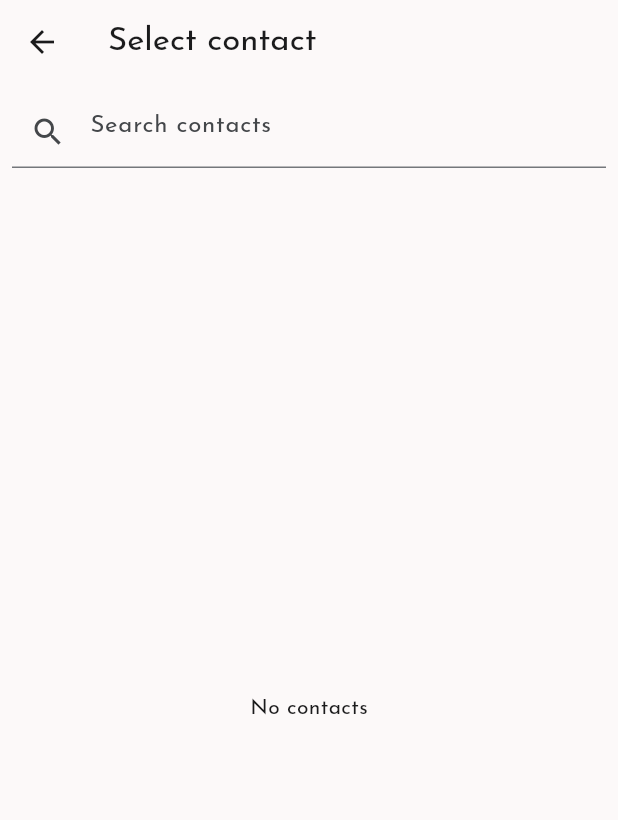
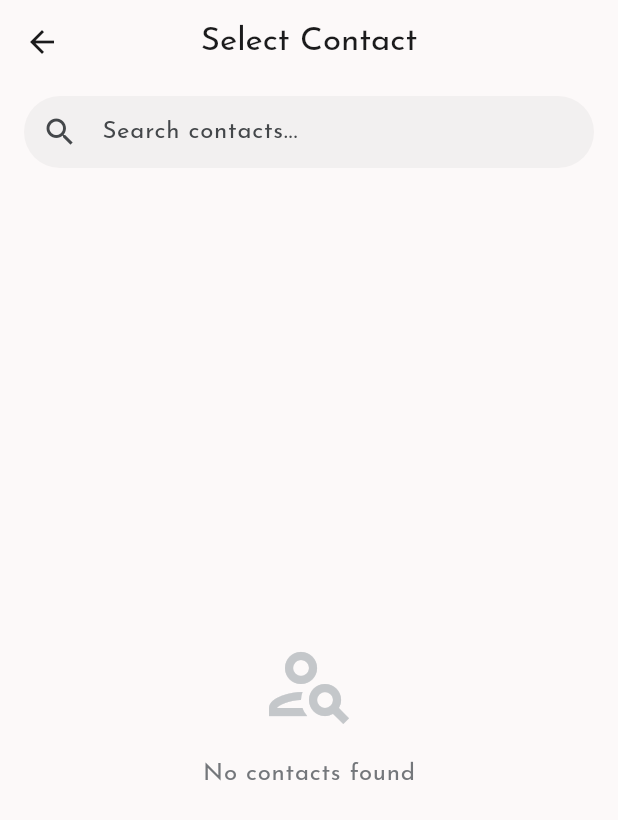
Before and after one commit to bsharma06/udhari, a Flutter app: the ContactPickerScreen screen opened directly, on a phone screen of 412 x 824 dp. Shown: the top 820 px of the screen. Run offline on Flutter 3.47's test engine with Material 3 defaults, Android fonts, the phone set to English and light mode, and no system bars; our stand-ins replace csv, file_picker, flutter_contacts, google_fonts, shared_preferences, sqflite; accounts and stored records are empty.

Commit message:
Material3 UI enhancements

```diff
--- a/lib/screens/contact_picker_screen.dart
+++ b/lib/screens/contact_picker_screen.dart
@@ -22,26 +22,26 @@ class _ContactPickerScreenState extends State<ContactPickerScreen> {
   Future<void> _loadContacts() async {
     final granted = await FlutterContacts.requestPermission();
     if (!granted) {
+      if (mounted) {
         setState(() {
           _contacts = [];
           _filtered = [];
           _loading = false;
         });
+      }
       return;
     }
     final c = await FlutterContacts.getContacts(withProperties: true);
+    if (mounted) {
       setState(() {
         _contacts = c;
         _filtered = c;
         _loading = false;
       });
     }
+  }
 
   void _onSearch(String q) {
-    if (q.isEmpty) {
-      setState(() => _filtered = _contacts);
-      return;
-    }
     final lower = q.toLowerCase();
     setState(() {
       _filtered = _contacts
@@ -52,36 +52,111 @@ class _ContactPickerScreenState extends State<ContactPickerScreen> {
 
   @override
   Widget build(BuildContext context) {
+    final colorScheme = Theme.of(context).colorScheme;
+    final textTheme = Theme.of(context).textTheme;
+
     return Scaffold(
-      appBar: AppBar(title: const Text('Select contact')),
+      appBar: AppBar(title: const Text('Select Contact'), centerTitle: true),
       body: Column(
         children: [
+          // 1. Modern M3 Search Bar
           Padding(
-            padding: const EdgeInsets.all(8.0),
+            padding: const EdgeInsets.fromLTRB(16, 8, 16, 16),
             child: TextField(
-              decoration: const InputDecoration(
-                prefixIcon: Icon(Icons.search),
-                hintText: 'Search contacts',
+              onChanged: _onSearch,
+              decoration: InputDecoration(
+                hintText: 'Search contacts...',
+                prefixIcon: const Icon(Icons.search),
+                filled: true,
+                fillColor: colorScheme.surfaceContainerHighest.withValues(
+                  alpha: 0.4,
                 ),
-              onChanged: _onSearch,
+                border: OutlineInputBorder(
+                  borderRadius: BorderRadius.circular(28),
+                  borderSide: BorderSide.none,
+                ),
+                contentPadding: const EdgeInsets.symmetric(vertical: 0),
               ),
             ),
+          ),
+
+          // 2. Contact List
           if (_loading)
             const Expanded(child: Center(child: CircularProgressIndicator()))
+          else if (_filtered.isEmpty)
+            Expanded(
+              child: Center(
+                child: Column(
+                  mainAxisAlignment: MainAxisAlignment.center,
+                  children: [
+                    Icon(
+                      Icons.person_search_outlined,
+                      size: 64,
+                      color: colorScheme.outlineVariant,
+                    ),
+                    const SizedBox(height: 16),
+                    Text(
+                      'No contacts found',
+                      style: textTheme.bodyLarge?.copyWith(
+                        color: colorScheme.outline,
+                      ),
+                    ),
+                  ],
+                ),
+              ),
+            )
           else
             Expanded(
-              child: _filtered.isEmpty
-                  ? const Center(child: Text('No contacts'))
-                  : ListView.builder(
+              child: ListView.builder(
                 itemCount: _filtered.length,
+                padding: const EdgeInsets.only(bottom: 24),
                 itemBuilder: (context, index) {
                   final c = _filtered[index];
-                        return ListTile(
-                          title: Text(c.displayName),
+                  return Padding(
+                    padding: const EdgeInsets.symmetric(
+                      horizontal: 8,
+                      vertical: 2,
+                    ),
+                    child: ListTile(
+                      onTap: () => Navigator.of(context).pop(c),
+                      shape: RoundedRectangleBorder(
+                        borderRadius: BorderRadius.circular(16),
+                      ),
+                      leading: CircleAvatar(
+                        radius: 24,
+                        backgroundColor: colorScheme.surfaceContainerHighest
+                            .withValues(alpha: 0.5),
+                        child: Text(
+                          _getInitials(c.displayName),
+                          style: TextStyle(
+                            color: colorScheme.onSurfaceVariant,
+                            fontWeight: FontWeight.bold,
+                            fontSize: 12,
+                          ),
+                        ),
+                      ),
+                      title: Text(
+                        c.displayName,
+                        style: textTheme.bodyLarge?.copyWith(
+                          fontWeight: FontWeight.w500,
+                        ),
+                      ),
                       subtitle: c.phones.isNotEmpty
-                              ? Text(c.phones.first.number)
+                          ? Text(
+                              c.phones.first.number,
+                              style: textTheme.bodySmall?.copyWith(
+                                color: colorScheme.onSurfaceVariant.withValues(
+                                  alpha: 0.7,
+                                ),
+                              ),
+                            )
                           : null,
-                          onTap: () => Navigator.of(context).pop(c),
+                      trailing: Icon(
+                        Icons.chevron_right,
+                        size: 16,
+                        color: colorScheme.outlineVariant,
+                      ),
+                    ),
                   );
                 },
               ),
@@ -90,4 +165,11 @@ class _ContactPickerScreenState extends State<ContactPickerScreen> {
       ),
     );
   }
+
+  String _getInitials(String name) {
+    if (name.isEmpty) return "?";
+    final parts = name.trim().split(' ');
+    if (parts.length == 1) return parts[0][0].toUpperCase();
+    return (parts[0][0] + parts[parts.length - 1][0]).toUpperCase();
   }
+}
--- a/lib/screens/home_screen.dart
+++ b/lib/screens/home_screen.dart
@@ -135,7 +135,7 @@ class _HomeScreenState extends State<HomeScreen> {
                       SizedBox(height: 16),
                       Text(
                         "Your balance overview",
-                        style: textTheme.titleLarge?.copyWith(
+                        style: textTheme.displayMedium?.copyWith(
                           fontWeight: FontWeight.w800,
                           letterSpacing: -0.5,
                         ),
```
Lines whose indentation alone changed are shown as unchanged.
